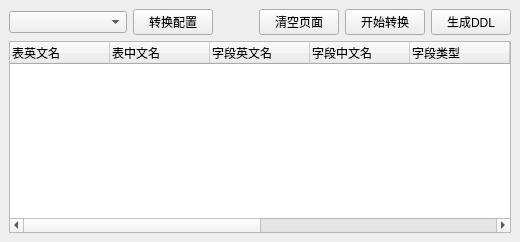
Before: the Qt Designer form 数据库表结构转换/DataTypeTransUI.ui in lj786824023/ljz-tools, drawn with Qt 5.
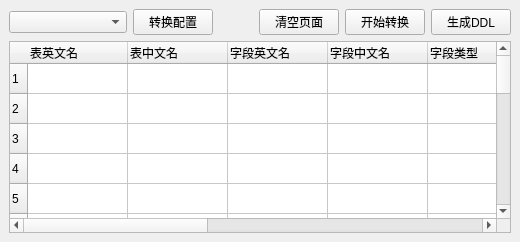
After: the same form once the commit is applied. Custom widgets are drawn as their Qt base class.

The edit to the form file:
```diff
--- a/数据库表结构转换/DataTypeTransUI.ui
+++ b/数据库表结构转换/DataTypeTransUI.ui
@@ -74,6 +74,29 @@
     </item>
     <item>
      <widget class="TableWidget" name="tableWidget">
+      <property name="rowCount">
+       <number>20</number>
+      </property>
+      <row/>
+      <row/>
+      <row/>
+      <row/>
+      <row/>
+      <row/>
+      <row/>
+      <row/>
+      <row/>
+      <row/>
+      <row/>
+      <row/>
+      <row/>
+      <row/>
+      <row/>
+      <row/>
+      <row/>
+      <row/>
+      <row/>
+      <row/>
       <column>
        <property name="text">
         <string>表英文名</string>
```
